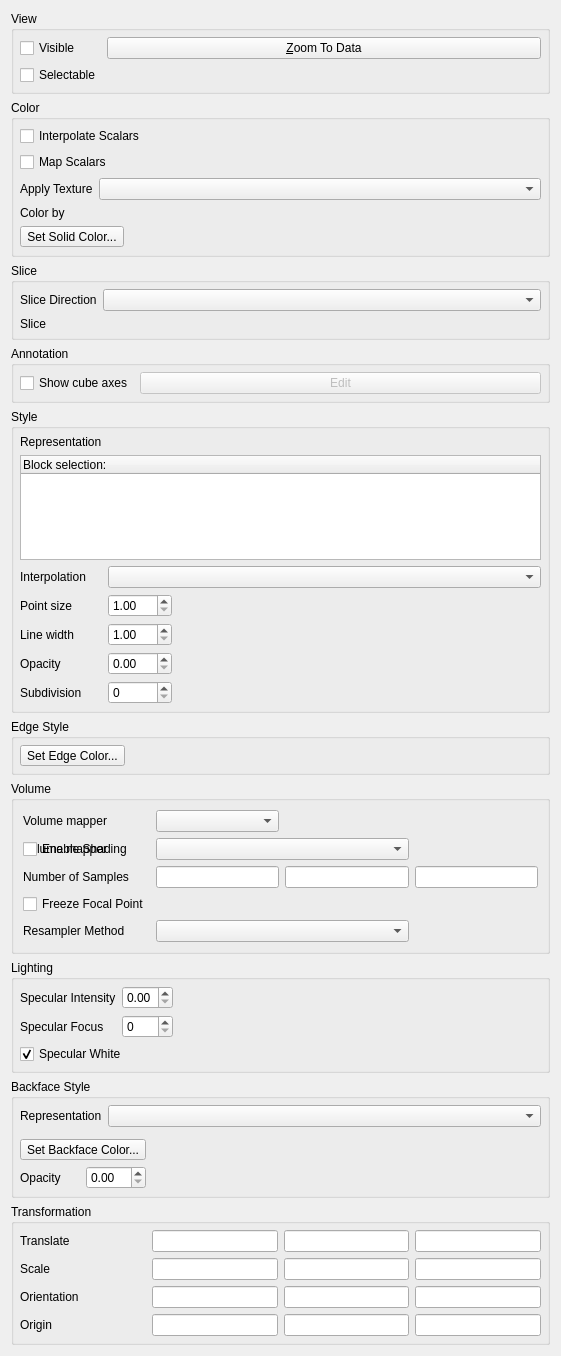
Above: Qt/Components/Resources/UI/pqDisplayProxyEditor.ui from Kitware/ParaView before the change. Below: the same form after it.
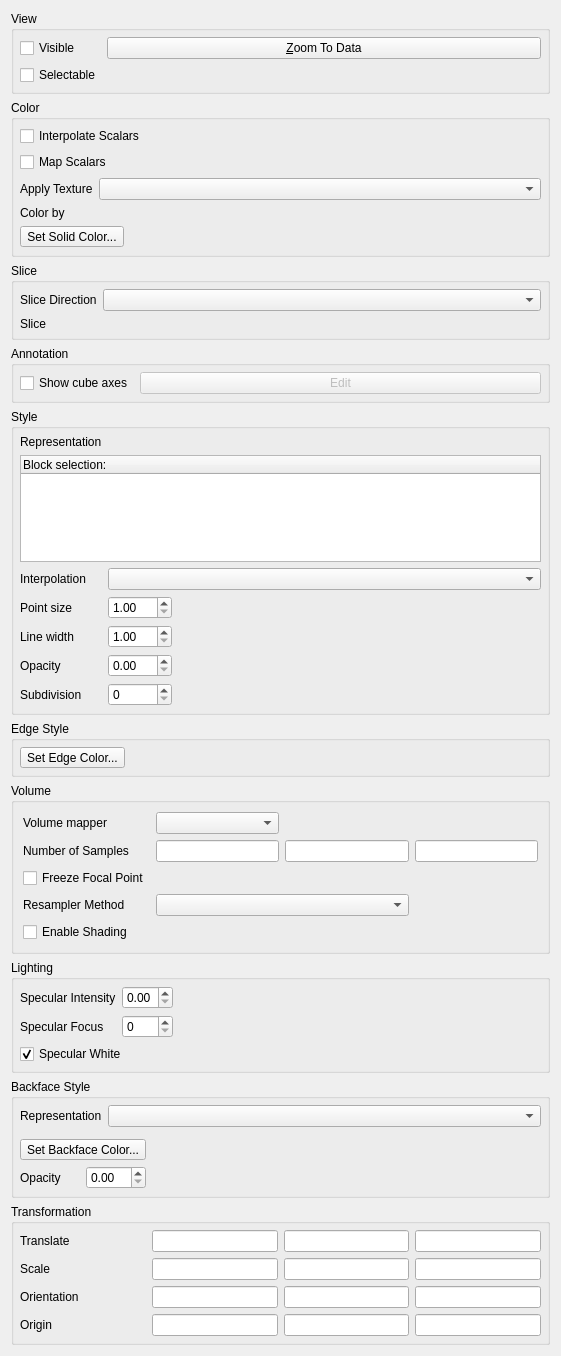
That is the form after the change. Custom widgets are drawn as their Qt base class.

Commit message: COMP: Fixing merging conflicts

The edit to the form file:
```diff
--- a/Qt/Components/Resources/UI/pqDisplayProxyEditor.ui
+++ b/Qt/Components/Resources/UI/pqDisplayProxyEditor.ui
@@ -634,20 +634,6 @@
       <item row="5" column="1" colspan="2">
        <widget class="QComboBox" name="SelectResamplerMethod"/>
       </item>
-      <item row="1" column="0">
-       <widget class="QLabel" name="label_19">
-        <property name="text">
-         <string>Volume mapper</string>
-        </property>
-       </widget>
-      </item>
-      <item row="1" column="1" colspan="2">
-       <widget class="QComboBox" name="SelectMapper">
-        <property name="toolTip">
-         <string>&lt;html&gt;&lt;head&gt;&lt;meta name=&quot;qrichtext&quot; content=&quot;1&quot; /&gt;&lt;/head&gt;&lt;body style=&quot; white-space: pre-wrap; font-family:Sans Serif; font-size:9pt; font-weight:400; font-style:normal; text-decoration:none;&quot;&gt;&lt;p style=&quot; margin-top:0px; margin-bottom:0px; margin-left:0px; margin-right:0px; -qt-block-indent:0; text-indent:0px;&quot;&gt;Choose the mapper to use for volume rendering.&lt;/p&gt;&lt;/body&gt;&lt;/html&gt;</string>
-        </property>
-       </widget>
-      </item>
       <item row="2" column="0">
        <widget class="QLabel" name="label_13">
         <property name="text">
@@ -678,7 +664,7 @@
         </property>
        </widget>
       </item>
-      <item row="1" column="0">
+      <item row="6" column="0">
        <widget class="QCheckBox" name="Shading">
         <property name="toolTip">
          <string>When checked, shading is enabled.</string>
```
The commit also changes 1 other file.
